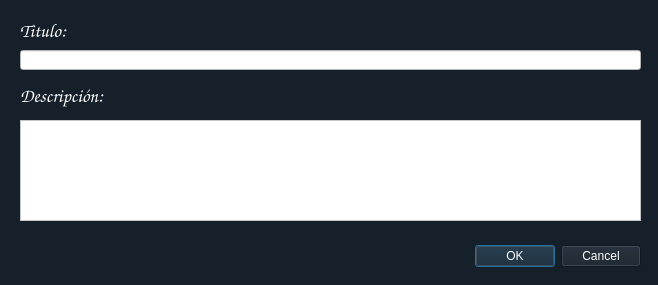
Qt form hitagget/newpost.ui (Lossani/CC31_U201720651_U201920080_U201921200_U201920273) before a commit.
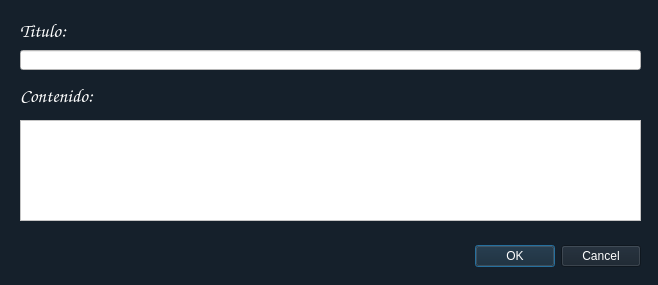
The same form after that commit.

The edit to the form file:
```diff
--- a/hitagget/newpost.ui
+++ b/hitagget/newpost.ui
@@ -117,7 +117,7 @@
     </font>
    </property>
    <property name="text">
-    <string>Descripción:</string>
+    <string>Contenido:</string>
    </property>
   </widget>
  </widget>
```
Left out of the diff: 4 changed lines with no effect on the pictures.
